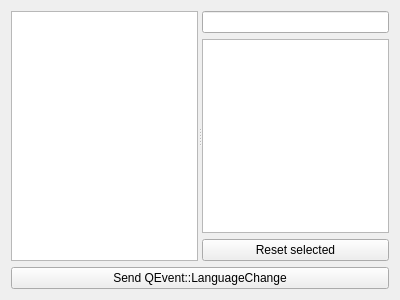
The window that plugins/translatorinspector/translatorinspectorwidget.ui (KDAB/GammaRay) describes before a commit, drawn with Qt 5.
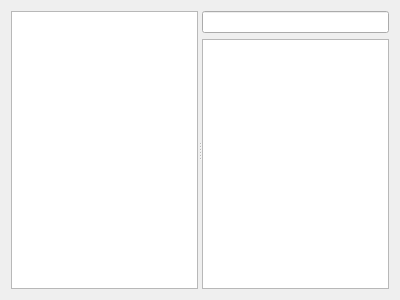
The same window after the commit. Icons and pictures are not drawn. Custom widgets are drawn as their Qt base class.

Commit message: Replace the giant buttons with (context) menu actions

```diff
--- a/plugins/translatorinspector/translatorinspectorwidget.ui
+++ b/plugins/translatorinspector/translatorinspectorwidget.ui
@@ -42,24 +42,10 @@
          </property>
         </widget>
        </item>
-       <item>
-        <widget class="QPushButton" name="resetTranslationsButton">
-         <property name="text">
-          <string>Reset selected</string>
-         </property>
-        </widget>
-       </item>
       </layout>
      </widget>
     </widget>
    </item>
-   <item>
-    <widget class="QPushButton" name="languageChangeButton">
-     <property name="text">
-      <string>Send QEvent::LanguageChange</string>
-     </property>
-    </widget>
-   </item>
   </layout>
  </widget>
  <customwidgets>
```
Left out of the diff: 25 changed lines with no effect on the pictures. The commit also changes 2 other files.
